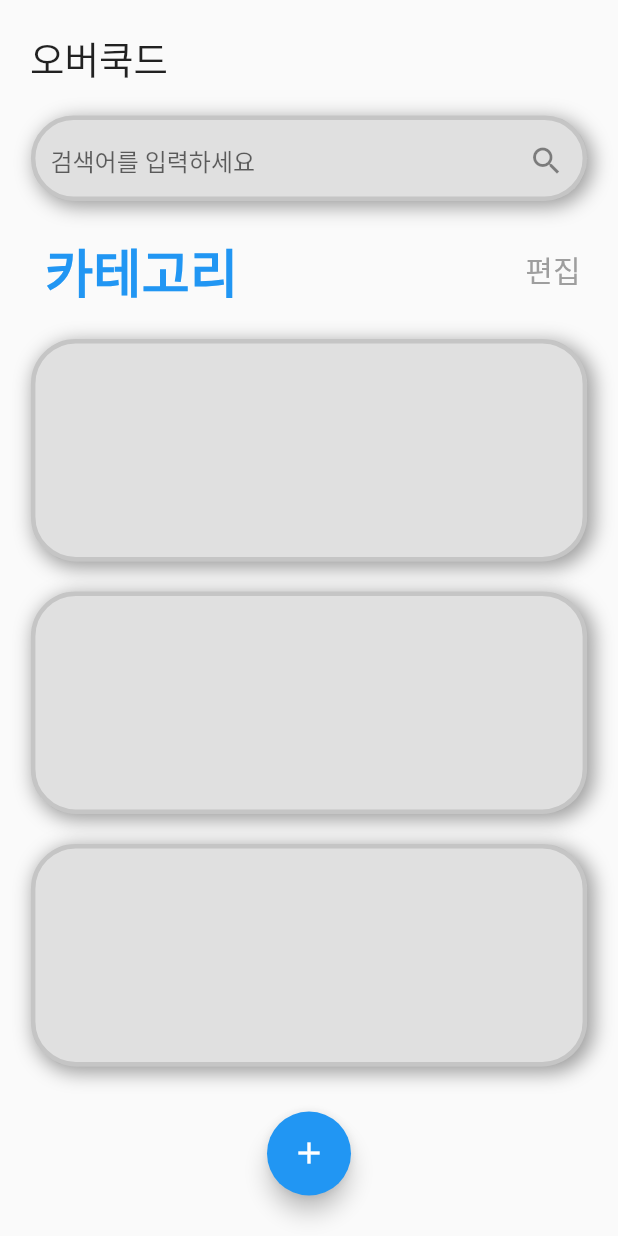
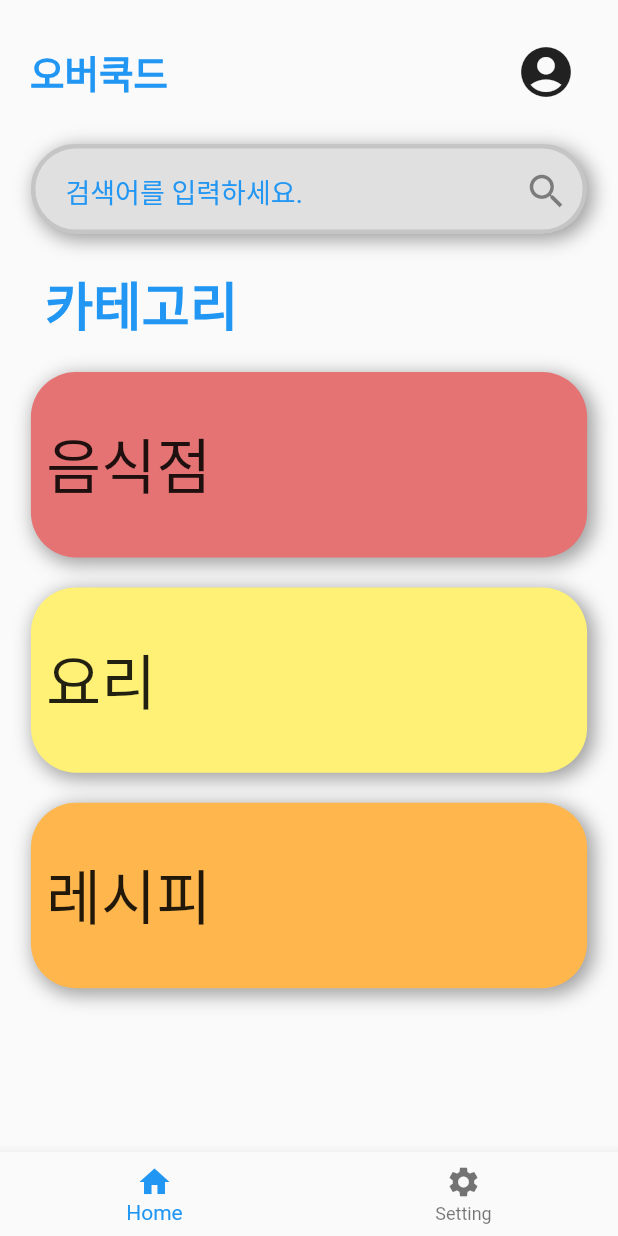
Before and after one commit to MintKangaroo/Food_Information_APP, a Flutter app: the screen it shows after launch, on a phone screen of 412 x 824 dp. Run offline on Flutter 3.47's test engine with Material 2 defaults, Android fonts, the phone set to English and light mode, and no system bars.

Commit message:
Container 터치

```diff
--- a/food_information_app_project/lib/MainPage.dart
+++ b/food_information_app_project/lib/MainPage.dart
@@ -1,6 +1,13 @@
 import 'package:flutter/material.dart';
 
-class MainPage extends StatelessWidget {
+class MainPage extends StatefulWidget {
+  const MainPage({ Key? key }) : super(key: key);
+
+  @override
+  _MainPageState createState() => _MainPageState();
+}
+
+class _MainPageState extends State<MainPage> {
   @override
   Widget build(BuildContext context) {
     var displayWidth = MediaQuery.of(context).size.width;
@@ -8,13 +15,19 @@ class MainPage extends StatelessWidget {
     // ignore: non_constant_identifier_names
     var Boxwidth = displayWidth * 0.9;
     // ignore: non_constant_identifier_names
-    var Boxheight = displayHeight * 0.18;
+    var Boxheight = displayHeight * 0.15;
 
     return Scaffold(
+      resizeToAvoidBottomInset: false, //키보드 밀리지 않도록
       body: SafeArea(
         child: Column(
           children: [
-          SizedBox(height: 20,),
+            SizedBox(
+              height: 20,
+            ),
+            Row(
+              mainAxisAlignment: MainAxisAlignment.spaceBetween,
+              children: [
                 Container(
                   child: Row(
                     mainAxisAlignment: MainAxisAlignment.start,
@@ -24,10 +37,25 @@ class MainPage extends StatelessWidget {
                       ),
                       Text(
                         '오버쿡드',
-                  style: TextStyle(fontSize: 25),
+                        style: TextStyle(
+                            fontSize: 25,
+                            color: Colors.blue,
+                            fontWeight: FontWeight.bold),
                       ),
                     ],
                   ),
+                ),
+                Padding(
+                  padding: const EdgeInsets.fromLTRB(0, 0, 20, 0),
+                  child: Container(
+                    child: IconButton(
+                      icon: Icon(Icons.account_circle),
+                      iconSize: 40,
+                      onPressed: () {},
+                    ),
+                  ),
+                )
+              ],
             ),
             Container(
               child: Center(
@@ -52,13 +80,17 @@ class MainPage extends StatelessWidget {
                           borderRadius: BorderRadius.circular(30),
                           border: Border.all(color: Colors.black12, width: 3)),
                       child: Padding(
-                      padding: const EdgeInsets.fromLTRB(10, 3, 0, 0),
+                        padding: const EdgeInsets.fromLTRB(20, 3, 0, 0),
                         child: TextField(
                           decoration: InputDecoration(
-
                             border: InputBorder.none,
-                          hintText: '검색어를 입력하세요',
-                          suffixIcon: Icon(Icons.search),
+                            hintText: '검색어를 입력하세요.',
+                            hintStyle:
+                                TextStyle(color: Colors.blue, fontSize: 18),
+                            suffixIcon: Icon(
+                              Icons.search,
+                              size: 30,
+                            ),
                           ),
                         ),
                       ),
@@ -71,9 +103,8 @@ class MainPage extends StatelessWidget {
               height: 20,
             ),
             Row(
-            mainAxisAlignment: MainAxisAlignment.spaceBetween,
+              mainAxisAlignment: MainAxisAlignment.start,
               children: [
-
                 Container(
                   child: Row(
                     children: [
@@ -90,21 +121,6 @@ class MainPage extends StatelessWidget {
                     ],
                   ),
                 ),
-              Container(
-                child: Row(
-                  children: [
-                    Text("편집",
-                        style: TextStyle(
-                          fontSize: 20,
-                          color: Colors.grey,
-                          fontWeight: FontWeight.w100,
-                        )),
-                    SizedBox(
-                      width: 25,
-                    )
-                  ],
-                ),
-              )
               ],
             ),
             SizedBox(
@@ -115,7 +131,22 @@ class MainPage extends StatelessWidget {
                 child: Column(
                   mainAxisAlignment: MainAxisAlignment.center,
                   children: [
-                  Container(
+                    GestureDetector(
+                      onTap: () {
+                        print("Tap"); //Container 터치했을 때
+                      },
+                      child: Container(
+                        child: Padding(
+                          padding: const EdgeInsets.fromLTRB(10, 0, 0, 0),
+                          child: Row(
+                            children: [
+                              Text(
+                                "음식점",
+                                style: TextStyle(fontSize: 40),
+                              ),
+                            ],
+                          ),
+                        ),
                         width: Boxwidth,
                         height: Boxheight,
                         decoration: BoxDecoration(
@@ -127,14 +158,30 @@ class MainPage extends StatelessWidget {
                               spreadRadius: 1.0,
                             ),
                           ],
-                        color: Colors.grey[300],
+                          color: Colors.red[300],
                           borderRadius: BorderRadius.circular(30),
-                        border: Border.all(color: Colors.black12, width: 3)),
+                        ),
+                      ),
                     ),
                     SizedBox(
                       height: 20,
                     ),
-                  Container(
+                    GestureDetector(
+                      onTap: () {
+                        print("Tap");
+                      },
+                      child: Container(
+                        child: Padding(
+                          padding: EdgeInsets.fromLTRB(10, 0, 0, 0),
+                          child: Row(
+                            children: [
+                              Text(
+                                "요리",
+                                style: TextStyle(fontSize: 40),
+                              ),
+                            ],
+                          ),
+                        ),
                         width: Boxwidth,
                         height: Boxheight,
                         decoration: BoxDecoration(
@@ -146,14 +193,30 @@ class MainPage extends StatelessWidget {
                               spreadRadius: 1.0,
                             ),
                           ],
-                        color: Colors.grey[300],
+                          color: Colors.yellow[300],
                           borderRadius: BorderRadius.circular(30),
-                        border: Border.all(color: Colors.black12, width: 3)),
+                        ),
+                      ),
                     ),
                     SizedBox(
                       height: 20,
                     ),
-                  Container(
+                    GestureDetector(
+                      onTap: () {
+                        print("Tap");
+                      },
+                      child: Container(
+                        child: Padding(
+                          padding: const EdgeInsets.fromLTRB(10, 0, 0, 0),
+                          child: Row(
+                            children: [
+                              Text(
+                                "레시피",
+                                style: TextStyle(fontSize: 40),
+                              ),
+                            ],
+                          ),
+                        ),
                         width: Boxwidth,
                         height: Boxheight,
                         decoration: BoxDecoration(
@@ -165,18 +228,31 @@ class MainPage extends StatelessWidget {
                               spreadRadius: 1.0,
                             ),
                           ],
-                        color: Colors.grey[300],
+                          color: Colors.orange[300],
                           borderRadius: BorderRadius.circular(30),
-                        border: Border.all(color: Colors.black12, width: 3)),
+                        ),
+                      ),
                     ),
                   ],
                 ),
               ),
             ),
             SizedBox(height: 30),
-          FloatingActionButton(onPressed: () {}, child: Icon(Icons.add)),
           ],
         ),
-    ));
+      ),
+      bottomNavigationBar: BottomNavigationBar(
+        items: <BottomNavigationBarItem>[
+          BottomNavigationBarItem(
+            icon: Icon(Icons.home),
+            label: "Home",
+          ),
+          BottomNavigationBarItem(
+            icon: Icon(Icons.settings),
+            label: "Setting",
+          ),
+        ],
+      ),
+    );
   }
 }
--- a/food_information_app_project/lib/SplashPage.dart
+++ b/food_information_app_project/lib/SplashPage.dart
@@ -10,6 +10,7 @@ class SplashPage extends StatelessWidget {
     Timer(Duration(seconds: 3), () => Navigator.popAndPushNamed(context,  '/Main'));
 
     return Scaffold(
+      resizeToAvoidBottomInset: false,
       body: Center(
           child: Text(
         'Splash',
```
Also changed, not shown: food_information_app_project/pubspec.yaml (+10 -1 lines). Lines whose indentation alone changed are shown as unchanged.
